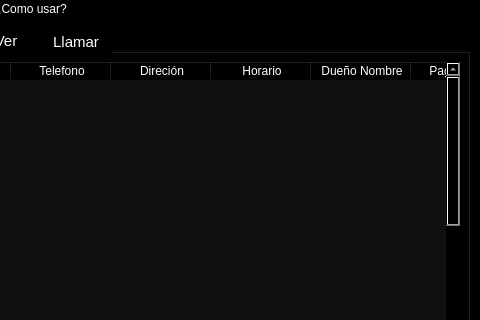
The window that interfaz.ui (Brick-Briceno/Tera-Contact-2) describes before a commit, drawn with Qt 5; both pictures show x 108 to 588 and y 0 to 320 of the 588 by 413 pixel window.
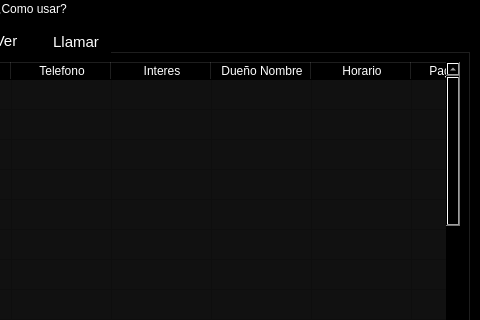
The same window after the commit. The open tabs and pages were chosen to show the change. Icons and pictures are not drawn.

Commit message:
Nuevas funcionalidades
Ahora se pueden editar las celdas y guardar los cambios, ademas añadir más datos como el nombre del dueño y el interes que tiene, bugs resueltos :D

The edit to the form file:
```diff
--- a/interfaz.ui
+++ b/interfaz.ui
@@ -471,12 +471,7 @@
           </column>
           <column>
            <property name="text">
-            <string>Direción</string>
-           </property>
-          </column>
-          <column>
-           <property name="text">
-            <string>Horario</string>
+            <string>Interes</string>
            </property>
           </column>
           <column>
@@ -484,6 +479,11 @@
             <string>Dueño Nombre</string>
            </property>
           </column>
+          <column>
+           <property name="text">
+            <string>Horario</string>
+           </property>
+          </column>
           <column>
            <property name="text">
             <string>Pagina Web</string>
@@ -491,7 +491,7 @@
           </column>
           <column>
            <property name="text">
-            <string>Interes</string>
+            <string>Direción</string>
            </property>
           </column>
          </widget>
```
Left out of the diff: 10 changed lines with no effect on the pictures. The commit also changes 2 other files.
